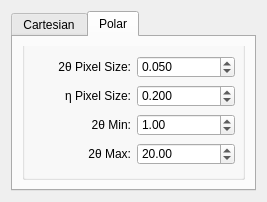
Above: hexrd/ui/resources/ui/resolution_editor.ui from HEXRD/hexrdgui before the change. Below: the same form after it.
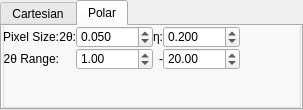
That is the form after the change.

Commit message:
Updated and tweaked UI layout, decimals, quit
A number of minor tweaks to regain empty space, add more default
precision to the form view, and add a quit action to the menu.

Patch:
```diff
--- a/hexrd/ui/resources/ui/resolution_editor.ui
+++ b/hexrd/ui/resources/ui/resolution_editor.ui
@@ -6,11 +6,26 @@
    <rect>
     <x>0</x>
     <y>0</y>
-    <width>267</width>
-    <height>202</height>
+    <width>303</width>
+    <height>110</height>
    </rect>
   </property>
   <layout class="QGridLayout" name="gridLayout_4">
+   <property name="leftMargin">
+    <number>0</number>
+   </property>
+   <property name="topMargin">
+    <number>0</number>
+   </property>
+   <property name="rightMargin">
+    <number>0</number>
+   </property>
+   <property name="bottomMargin">
+    <number>0</number>
+   </property>
+   <property name="spacing">
+    <number>0</number>
+   </property>
    <item row="0" column="0" rowspan="2">
     <widget class="QTabWidget" name="tab_widget">
      <property name="styleSheet">
@@ -45,6 +60,21 @@
        <string>Cartesian</string>
       </attribute>
       <layout class="QGridLayout" name="gridLayout">
+       <property name="leftMargin">
+        <number>0</number>
+       </property>
+       <property name="topMargin">
+        <number>0</number>
+       </property>
+       <property name="rightMargin">
+        <number>0</number>
+       </property>
+       <property name="bottomMargin">
+        <number>0</number>
+       </property>
+       <property name="spacing">
+        <number>0</number>
+       </property>
        <item row="0" column="0">
         <widget class="QGroupBox" name="groupBox">
          <property name="styleSheet">
@@ -53,8 +83,28 @@
          <property name="title">
           <string/>
          </property>
-         <layout class="QGridLayout" name="gridLayout_3">
-          <item row="0" column="0">
+         <layout class="QVBoxLayout" name="verticalLayout_2">
+          <property name="spacing">
+           <number>0</number>
+          </property>
+          <property name="leftMargin">
+           <number>0</number>
+          </property>
+          <property name="topMargin">
+           <number>0</number>
+          </property>
+          <property name="rightMargin">
+           <number>0</number>
+          </property>
+          <property name="bottomMargin">
+           <number>0</number>
+          </property>
+          <item>
+           <layout class="QHBoxLayout" name="horizontalLayout_2">
+            <property name="spacing">
+             <number>0</number>
+            </property>
+            <item>
            <widget class="QLabel" name="label">
             <property name="text">
              <string>Pixel Size:</string>
@@ -64,7 +114,7 @@
             </property>
            </widget>
           </item>
-          <item row="0" column="1">
+            <item>
            <widget class="QDoubleSpinBox" name="cartesian_pixel_size">
             <property name="decimals">
              <number>3</number>
@@ -74,6 +124,34 @@
             </property>
            </widget>
           </item>
+            <item>
+             <spacer name="horizontalSpacer_2">
+              <property name="orientation">
+               <enum>Qt::Horizontal</enum>
+              </property>
+              <property name="sizeHint" stdset="0">
+               <size>
+                <width>40</width>
+                <height>20</height>
+               </size>
+              </property>
+             </spacer>
+            </item>
+           </layout>
+          </item>
+          <item>
+           <spacer name="verticalSpacer">
+            <property name="orientation">
+             <enum>Qt::Vertical</enum>
+            </property>
+            <property name="sizeHint" stdset="0">
+             <size>
+              <width>20</width>
+              <height>36</height>
+             </size>
+            </property>
+           </spacer>
+          </item>
          </layout>
         </widget>
        </item>
@@ -84,6 +162,21 @@
        <string>Polar</string>
       </attribute>
       <layout class="QGridLayout" name="gridLayout_2">
+       <property name="leftMargin">
+        <number>0</number>
+       </property>
+       <property name="topMargin">
+        <number>0</number>
+       </property>
+       <property name="rightMargin">
+        <number>0</number>
+       </property>
+       <property name="bottomMargin">
+        <number>0</number>
+       </property>
+       <property name="spacing">
+        <number>0</number>
+       </property>
        <item row="0" column="0">
         <widget class="QGroupBox" name="groupBox_2">
          <property name="styleSheet">
@@ -92,8 +185,76 @@
          <property name="title">
           <string/>
          </property>
-         <layout class="QGridLayout" name="gridLayout_5">
-          <item row="1" column="1">
+         <layout class="QVBoxLayout" name="verticalLayout">
+          <property name="spacing">
+           <number>0</number>
+          </property>
+          <property name="leftMargin">
+           <number>0</number>
+          </property>
+          <property name="topMargin">
+           <number>0</number>
+          </property>
+          <property name="rightMargin">
+           <number>0</number>
+          </property>
+          <property name="bottomMargin">
+           <number>0</number>
+          </property>
+          <item>
+           <layout class="QHBoxLayout" name="horizontalLayout">
+            <property name="spacing">
+             <number>0</number>
+            </property>
+            <item>
+             <layout class="QGridLayout" name="gridLayout_3">
+              <property name="spacing">
+               <number>0</number>
+              </property>
+              <item row="0" column="0">
+               <widget class="QLabel" name="label_3">
+                <property name="text">
+                 <string>Pixel Size:</string>
+                </property>
+                <property name="alignment">
+                 <set>Qt::AlignRight|Qt::AlignTrailing|Qt::AlignVCenter</set>
+                </property>
+               </widget>
+              </item>
+              <item row="0" column="1">
+               <widget class="QLabel" name="label_6">
+                <property name="text">
+                 <string>2θ:</string>
+                </property>
+                <property name="alignment">
+                 <set>Qt::AlignRight|Qt::AlignTrailing|Qt::AlignVCenter</set>
+                </property>
+               </widget>
+              </item>
+              <item row="0" column="2">
+               <widget class="QDoubleSpinBox" name="polar_pixel_size_tth">
+                <property name="decimals">
+                 <number>3</number>
+                </property>
+                <property name="maximum">
+                 <double>99.989999999999995</double>
+                </property>
+                <property name="value">
+                 <double>0.050000000000000</double>
+                </property>
+               </widget>
+              </item>
+              <item row="0" column="3">
+               <widget class="QLabel" name="label_2">
+                <property name="text">
+                 <string>η:</string>
+                </property>
+                <property name="alignment">
+                 <set>Qt::AlignRight|Qt::AlignTrailing|Qt::AlignVCenter</set>
+                </property>
+               </widget>
+              </item>
+              <item row="0" column="4">
            <widget class="QDoubleSpinBox" name="polar_pixel_size_eta">
             <property name="decimals">
              <number>3</number>
@@ -106,60 +267,17 @@
             </property>
            </widget>
           </item>
-          <item row="0" column="0">
-           <widget class="QLabel" name="label_3">
-            <property name="text">
-             <string>2θ Pixel Size:</string>
-            </property>
-            <property name="alignment">
-             <set>Qt::AlignRight|Qt::AlignTrailing|Qt::AlignVCenter</set>
-            </property>
-           </widget>
-          </item>
           <item row="1" column="0">
-           <widget class="QLabel" name="label_2">
-            <property name="text">
-             <string>η Pixel Size:</string>
-            </property>
-            <property name="alignment">
-             <set>Qt::AlignRight|Qt::AlignTrailing|Qt::AlignVCenter</set>
-            </property>
-           </widget>
-          </item>
-          <item row="2" column="0">
            <widget class="QLabel" name="label_4">
             <property name="text">
-             <string>2θ Min:</string>
+                 <string>2θ Range:</string>
             </property>
             <property name="alignment">
              <set>Qt::AlignRight|Qt::AlignTrailing|Qt::AlignVCenter</set>
             </property>
            </widget>
           </item>
-          <item row="0" column="1">
-           <widget class="QDoubleSpinBox" name="polar_pixel_size_tth">
-            <property name="decimals">
-             <number>3</number>
-            </property>
-            <property name="maximum">
-             <double>99.989999999999995</double>
-            </property>
-            <property name="value">
-             <double>0.050000000000000</double>
-            </property>
-           </widget>
-          </item>
-          <item row="3" column="0">
-           <widget class="QLabel" name="label_5">
-            <property name="text">
-             <string>2θ Max:</string>
-            </property>
-            <property name="alignment">
-             <set>Qt::AlignRight|Qt::AlignTrailing|Qt::AlignVCenter</set>
-            </property>
-           </widget>
-          </item>
-          <item row="2" column="1">
+              <item row="1" column="2">
            <widget class="QDoubleSpinBox" name="polar_res_tth_min">
             <property name="maximum">
              <double>10000.000000000000000</double>
@@ -169,7 +287,17 @@
             </property>
            </widget>
           </item>
-          <item row="3" column="1">
+              <item row="1" column="3">
+               <widget class="QLabel" name="label_5">
+                <property name="text">
+                 <string>-</string>
+                </property>
+                <property name="alignment">
+                 <set>Qt::AlignRight|Qt::AlignTrailing|Qt::AlignVCenter</set>
+                </property>
+               </widget>
+              </item>
+              <item row="1" column="4">
            <widget class="QDoubleSpinBox" name="polar_res_tth_max">
             <property name="maximum">
              <double>10000.000000000000000</double>
@@ -178,6 +306,36 @@
              <double>20.000000000000000</double>
             </property>
            </widget>
+              </item>
+             </layout>
+            </item>
+            <item>
+             <spacer name="horizontalSpacer">
+              <property name="orientation">
+               <enum>Qt::Horizontal</enum>
+              </property>
+              <property name="sizeHint" stdset="0">
+               <size>
+                <width>40</width>
+                <height>20</height>
+               </size>
+              </property>
+             </spacer>
+            </item>
+           </layout>
+          </item>
+          <item>
+           <spacer name="verticalSpacer_2">
+            <property name="orientation">
+             <enum>Qt::Vertical</enum>
+            </property>
+            <property name="sizeHint" stdset="0">
+             <size>
+              <width>20</width>
+              <height>2</height>
+             </size>
+            </property>
+           </spacer>
           </item>
          </layout>
         </widget>
```
Lines whose indentation alone changed are shown as unchanged. The commit also changes 5 other files.
